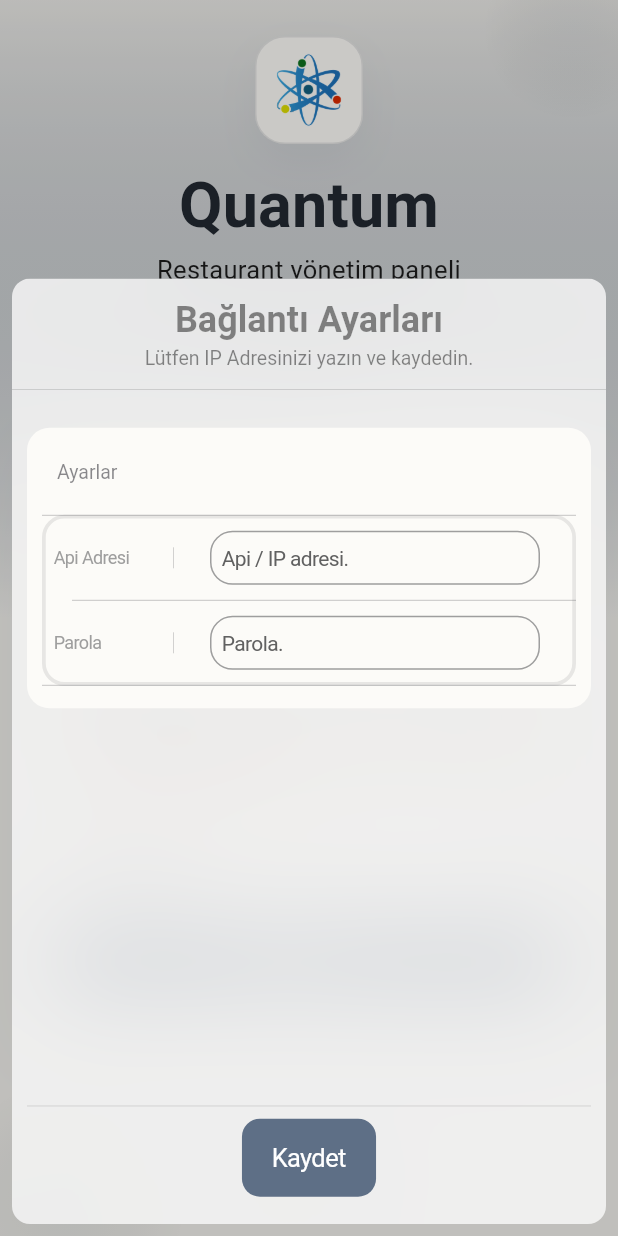
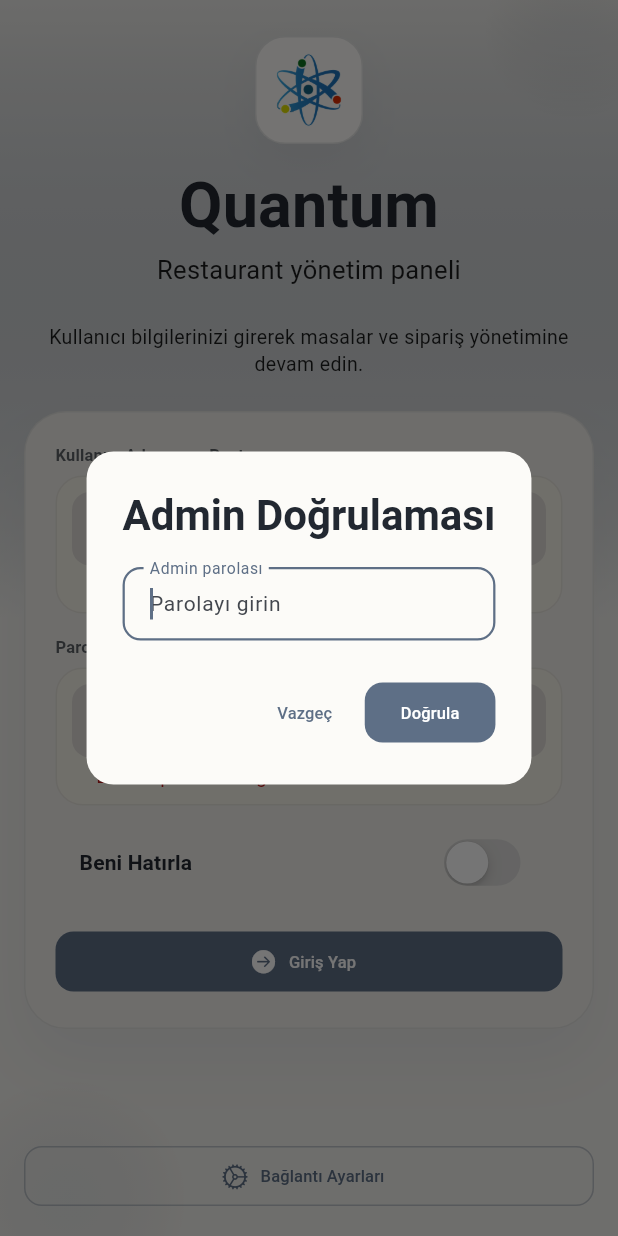
Before and after one commit to ant-quantumsoftware/QuantumRestaurantV2025, a Flutter app: the screen it shows after launch, after a tap on "Giriş Yap", after a tap on "Bağlantı Ayarları", on a phone screen of 412 x 824 dp. Run offline on Flutter 3.47's test engine with Material 3 defaults, Android fonts, the phone set to English and light mode, and no system bars; our stand-ins replace animate_do, dio, equatable, flutter_bloc, flutter_phoenix, flutter_riverpod and 7 more; missing offline and left inert: animation_wrappers, image_gallery_saver_plus; accounts and stored records are empty; network calls fail; Roboto replaces fonts that are missing (BakbakOne, ProductSans).

Commit message:
feat: Replace ApiAyari with ConnectionSettings for improved connection management and update login model to include admin password handling

```diff
--- a/lib/core/routes/routes.dart
+++ b/lib/core/routes/routes.dart
@@ -5,7 +5,7 @@ import '../../features/presentation/pages/dialogmasa_aktar.dart';
 import '../../features/presentation/pages/fast_description_list_page.dart';
 import '../../features/presentation/pages/home/table_card_theme_page.dart';
 import '../../features/presentation/pages/home_page.dart';
-import '../../features/presentation/pages/login/api_ayari.dart';
+import '../../features/presentation/pages/login/connection_settings.dart';
 import '../../features/presentation/pages/login/login.dart';
 import 'route_names.dart';
 
@@ -15,7 +15,7 @@ class PageRoutes {
       RouteNames.homePage: (context) => const HomePage(),
       // tableSelectionPage: (context) => const TableSelectionPage(),
       // adisyonpage: (context) => const AdisyonPage(),
-      RouteNames.settingspage: (context) => const ApiAyari(),
+      RouteNames.settingspage: (context) => const ConnectionSettings(),
       RouteNames.fastDescriptionPage: (context) =>
           const FastDescriptionListPage(),
       RouteNames.appLogsPage: (context) => const AppLogsPage(),
--- a/lib/features/data/models/dataPost/login_model.dart
+++ b/lib/features/data/models/dataPost/login_model.dart
@@ -9,6 +9,8 @@ final loginModelProvider = StateProvider<RestaurantLoginModel?>((ref) => null);
 
 class RestaurantLoginModel extends RestaurantLoginEntity {
   const RestaurantLoginModel({
+    super.kullaniciAdi,
+    super.adiSoyadi,
     super.tokenExtDate,
     super.token,
     super.restaurantGarson,
@@ -23,6 +25,8 @@ class RestaurantLoginModel extends RestaurantLoginEntity {
 
   factory RestaurantLoginModel.fromJson(Map<String, dynamic> json) {
     return RestaurantLoginModel(
+      kullaniciAdi: (json['KullaniciAdi'] ?? '').toString(),
+      adiSoyadi: (json['AdiSoyadi'] ?? '').toString(),
       tokenExtDate: DateTime.tryParse((json['TokenExtDate'] ?? '').toString()),
       token: (json['Token'] ?? '').toString(),
       restaurantGarson: json['RestaurantGarson'] == true,
@@ -42,6 +46,8 @@ class RestaurantLoginModel extends RestaurantLoginEntity {
 
   Map<String, dynamic> toJson() {
     return {
+      'KullaniciAdi': kullaniciAdi,
+      'AdiSoyadi': adiSoyadi,
       'TokenExtDate': tokenExtDate?.toIso8601String(),
       'Token': token,
       'RestaurantGarson': restaurantGarson,
--- a/lib/features/domain/entity/login/restaurant_login_entity.dart
+++ b/lib/features/domain/entity/login/restaurant_login_entity.dart
@@ -1,6 +1,8 @@
 import 'package:equatable/equatable.dart';
 
 class RestaurantLoginEntity extends Equatable {
+  final String kullaniciAdi;
+  final String adiSoyadi;
   final DateTime? tokenExtDate;
   final String token;
   final bool restaurantGarson;
@@ -13,6 +15,8 @@ class RestaurantLoginEntity extends Equatable {
   final bool adminYetki;
 
   const RestaurantLoginEntity({
+    this.kullaniciAdi = '',
+    this.adiSoyadi = '',
     this.tokenExtDate,
     this.token = '',
     this.restaurantGarson = false,
@@ -27,6 +31,8 @@ class RestaurantLoginEntity extends Equatable {
 
   @override
   List<Object?> get props => [
+    kullaniciAdi,
+    adiSoyadi,
     tokenExtDate,
     token,
     restaurantGarson,
--- a/lib/features/presentation/pages/login/api_ayari.dart
+++ /dev/null
@@ -1,142 +0,0 @@
-import 'package:animate_do/animate_do.dart';
-import 'package:flutter/cupertino.dart';
-import 'package:flutter/material.dart';
-import 'package:hive_flutter/hive_flutter.dart';
-
-import '../../components/group_box.dart';
-import '../../components/input2.dart';
-import '../../components/tablo_satir.dart';
-
-class ApiAyari extends StatefulWidget {
-  const ApiAyari({super.key});
-
-  @override
-  State<ApiAyari> createState() => _ApiAyariState();
-}
-
-class _ApiAyariState extends State<ApiAyari> {
-  bool start = false, passshow = true;
-  TextEditingController apitxt = TextEditingController();
-  TextEditingController password = TextEditingController();
-  String? hatatxt = "";
-  late Box box1;
-
-  @override
-  void initState() {
-    //
-    super.initState();
-    createBox();
-  }
-
-  void createBox() async {
-    box1 = await Hive.openBox('logininfo');
-    getdata();
-  }
-
-  void getdata() async {
-    if (box1.get('apiAdres') != null) {
-      apitxt.text = box1.get('apiAdres');
-      setState(() {
-        start = false;
-      });
-    }
-    if (box1.get('apiParolasi') != null) {
-      password.text = box1.get('apiParolasi');
-      setState(() {
-        start = false;
-      });
-    }
-  }
-
-  @override
-  Widget build(BuildContext context) {
-    return Scaffold(
-      resizeToAvoidBottomInset: false,
-      backgroundColor: Colors.transparent,
-      persistentFooterAlignment: AlignmentDirectional.center,
-      persistentFooterButtons: [
-        FadeInUp(
-          duration: const Duration(milliseconds: 1000),
-          child: CupertinoButton.filled(
-            child: const Text("Kaydet"),
-            onPressed: () {
-              hatatxt = "";
-              savesett();
-            },
-          ),
-        ),
-      ],
-      body: (start)
-          ? const Center(child: CupertinoActivityIndicator(radius: 15.0))
-          : SingleChildScrollView(
-              child: Column(
-                crossAxisAlignment: CrossAxisAlignment.start,
-                children: [
-                  Groupbox(
-                    baslik: "Ayarlar",
-                    children: <Widget>[
-                      FormSatir(
-                        metin: "Api Adresi",
-                        baslik: Input2(
-                          texteditcontrol: apitxt,
-                          label: "Api / IP adresi.",
-                          inputype: const TextInputType.numberWithOptions(
-                            signed: true,
-                          ),
-                          inputValue: apitxt.text,
-                          textValue: (val) {
-                            apitxt.text = val.toString();
-                          },
-                        ),
-                      ),
-                      FormSatir(
-                        metin: "Parola",
-                        baslik: Input2(
-                          texteditcontrol: password,
-                          passwordstatus: passshow,
-                          maxline: 1,
-                          label: "Parola.",
-                          inputValue: password.text,
-                          textValue: (val) async {
-                            password.text = val.toString();
-                          },
-                          sagwigdet: CupertinoButton(
-                            padding: EdgeInsets.zero,
-                            child: passshow
-                                ? const Icon(CupertinoIcons.eye, size: 16)
-                                : const Icon(
-                                    CupertinoIcons.eye_slash,
-                                    size: 16,
-                                  ),
-                            onPressed: () {
-                              setState(() {
-                                passshow = !passshow;
-                              });
-                            },
-                          ),
-                        ),
-                      ),
-                    ],
-                  ),
-                  const SizedBox(height: 500),
-                ],
-              ),
-            ),
-    );
-  }
-
-  // void commandLaunch(command) async {
-  //   if (await canLaunch(command)) {
-  //     await launch(command);
-  //   } else {
-  //     print(' could not launch $command');
-  //   }
-  // }
-
-  Future<void> savesett() async {
-    box1.put('apiAdres', apitxt.text);
-    box1.put('apiParolasi', password.text);
-
-    Navigator.pop(context);
-  }
-}
--- a/lib/features/presentation/pages/login/login.dart
+++ b/lib/features/presentation/pages/login/login.dart
@@ -15,7 +15,7 @@ import '../../../data/models/dataGet/food_item_model.dart';
 import '../../../data/models/dataPost/login_model.dart';
 import '../../components/tablo_satir.dart';
 import '../home/home_view.dart';
-import 'api_ayari.dart';
+import 'connection_settings.dart';
 
 class MyLogin extends ConsumerStatefulWidget {
   const MyLogin({super.key});
@@ -25,6 +25,7 @@ class MyLogin extends ConsumerStatefulWidget {
 }
 
 class _MyLoginState extends ConsumerState<MyLogin> {
+  static const String _defaultAdminSettingsPassword = '026012016';
   bool isChecked = false, passwordshow = true, autologin = true;
   TextEditingController email = TextEditingController();
   TextEditingController password = TextEditingController();
@@ -267,18 +268,7 @@ class _MyLoginState extends ConsumerState<MyLogin> {
                       child: SizedBox(
                         width: double.infinity,
                         child: OutlinedButton.icon(
-                          onPressed: () {
-                            Config.gotopage(
-                              context,
-                              const ApiAyari(),
-                              '',
-                              'Asansör Ana Sayfa',
-                              yarim: true,
-                              baslik: 'Bağlantı Ayarları',
-                              message:
-                                  'Lütfen IP Adresinizi yazın ve kaydedin.',
-                            );
-                          },
+                          onPressed: _openConnectionSettingsWithAdminGate,
                           icon: const Icon(CupertinoIcons.settings),
                           label: const Text('Bağlantı Ayarları'),
                         ),
@@ -574,6 +564,77 @@ class _MyLoginState extends ConsumerState<MyLogin> {
     );
   }
 
+  Future<void> _openConnectionSettingsWithAdminGate() async {
+    String adminPasswordInput = '';
+
+    final enteredPassword = await showDialog<String>(
+      context: context,
+      builder: (dialogContext) {
+        return AlertDialog(
+          title: const Text('Admin Doğrulaması'),
+          content: TextField(
+            obscureText: true,
+            autofocus: true,
+            decoration: const InputDecoration(
+              labelText: 'Admin parolası',
+              hintText: 'Parolayı girin',
+            ),
+            onChanged: (value) {
+              adminPasswordInput = value;
+            },
+            onSubmitted: (value) {
+              Navigator.of(dialogContext).pop(value.trim());
+            },
+          ),
+          actions: [
+            TextButton(
+              onPressed: () => Navigator.of(dialogContext).pop(),
+              child: const Text('Vazgeç'),
+            ),
+            FilledButton(
+              onPressed: () =>
+                  Navigator.of(dialogContext).pop(adminPasswordInput.trim()),
+              child: const Text('Doğrula'),
+            ),
+          ],
+        );
+      },
+    );
+
+    if (!mounted || enteredPassword == null) {
+      return;
+    }
+
+    if (enteredPassword != _getStoredAdminSettingsPassword()) {
+      context.showErrorNotification(
+        'Yetkisiz Erişim',
+        'Admin parolası hatalı.',
+      );
+      return;
+    }
+
+    Config.gotopage(
+      context,
+      const ConnectionSettings(),
+      '',
+      'Asansör Ana Sayfa',
+      yarim: true,
+      baslik: 'Bağlantı Ayarları',
+      message: 'Lütfen IP Adresinizi yazın ve kaydedin.',
+    );
+  }
+
+  String _getStoredAdminSettingsPassword() {
+    final storedAdminPassword = box1.get('adminParolasi');
+
+    if (storedAdminPassword is String &&
+        storedAdminPassword.trim().isNotEmpty) {
+      return storedAdminPassword.trim();
+    }
+
+    return _defaultAdminSettingsPassword;
+  }
+
   // void commandLaunch(command) async {
   //   if (await canLaunch(command)) {
   //     await launch(command);
@@ -629,6 +690,7 @@ class _MyLoginState extends ConsumerState<MyLogin> {
       ref.read(loginModelProvider.notifier).state = restaurantLoginResult;
       token = tokenkey;
       log("oto login yapıldı");
+      log("$restaurantLoginResult", name: "LoginModel Result");
     } on DioException catch (ex) {
       // if (!autologin && mounted) {
       //   Navigator.pop(context);
```
Also changed, not shown: lib/features/presentation/pages/check/order_list_view.dart (+11 -4 lines), lib/features/presentation/pages/home/home_view.dart (+13 -7 lines), lib/features/presentation/pages/login/connection_settings.dart (added, +320 -0 lines).
